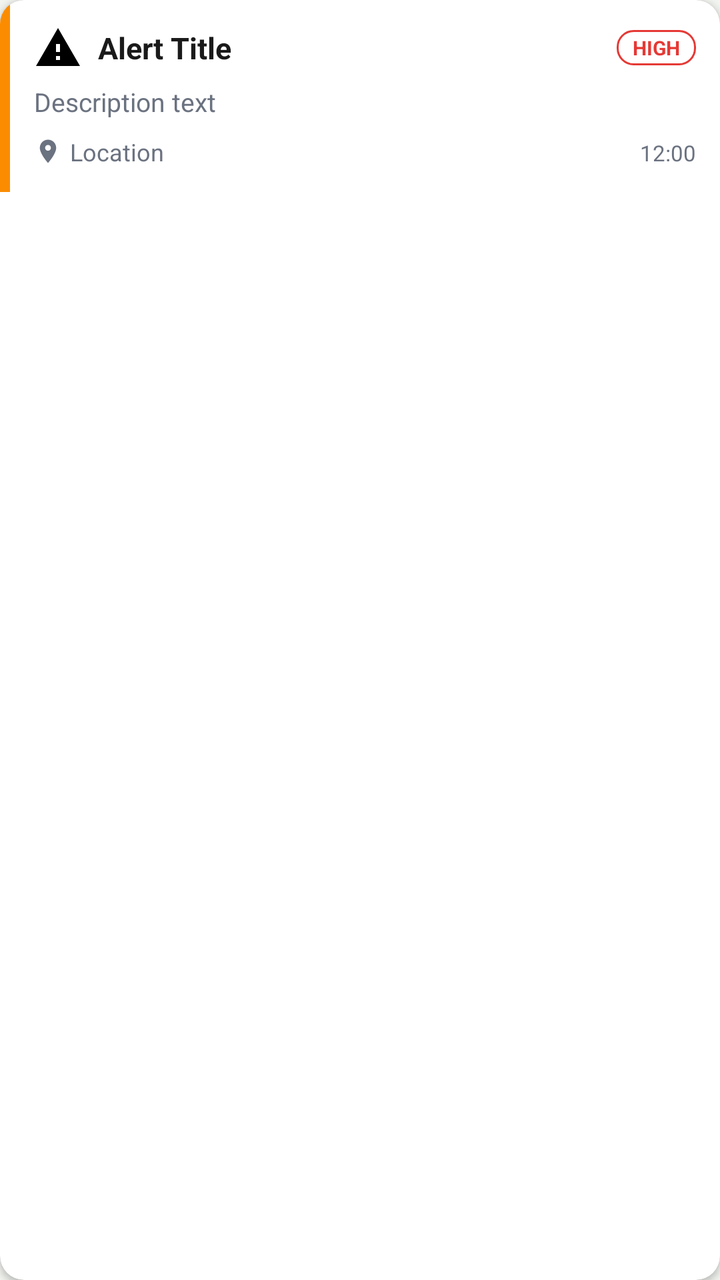
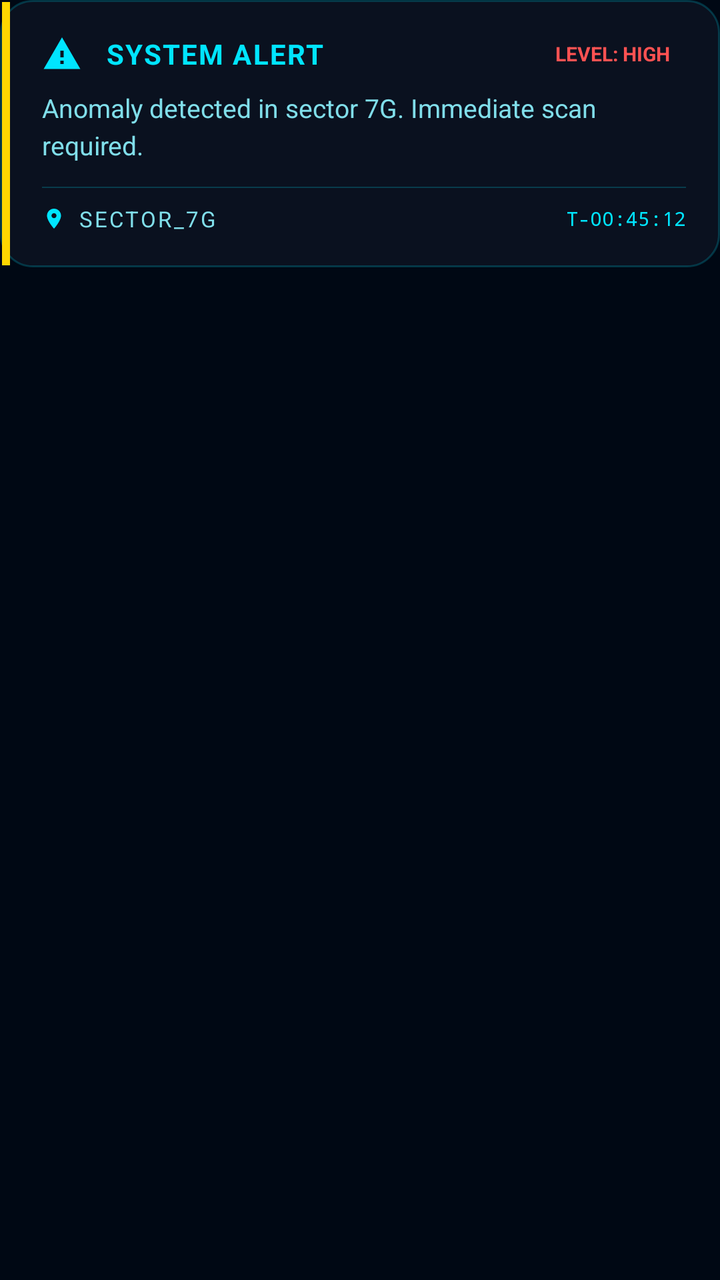

The first picture is an Android layout as it rendered before a commit; the second is the same layout after the commit. The layout source and the unified diff follow.
<!-- AndroidManifest.xml: application theme Theme.SentinelNG -->
<!-- res/layout/item_alert.xml -->
<?xml version="1.0" encoding="utf-8"?>
<com.google.android.material.card.MaterialCardView
    xmlns:android="http://schemas.android.com/apk/res/android"
    xmlns:app="http://schemas.android.com/apk/res-auto"
    android:layout_width="match_parent"
    android:layout_height="wrap_content"
    android:layout_marginHorizontal="12dp"
    android:layout_marginVertical="6dp"
    app:cardCornerRadius="12dp"
    app:cardElevation="2dp">

    <LinearLayout
        android:layout_width="match_parent"
        android:layout_height="wrap_content"
        android:orientation="horizontal">

        
        <View
            android:id="@+id/view_severity_bar"
            android:layout_width="5dp"
            android:layout_height="match_parent"
            android:background="@color/severity_medium" />

        
        <LinearLayout
            android:layout_width="match_parent"
            android:layout_height="wrap_content"
            android:orientation="vertical"
            android:padding="12dp">

            
            <LinearLayout
                android:layout_width="match_parent"
                android:layout_height="wrap_content"
                android:orientation="horizontal"
                android:gravity="center_vertical"
                android:layout_marginBottom="6dp">

                <ImageView
                    android:id="@+id/iv_alert_icon"
                    android:layout_width="24dp"
                    android:layout_height="24dp"
                    android:src="@drawable/ic_alert"
                    android:layout_marginEnd="8dp" />

                <TextView
                    android:id="@+id/tv_alert_title"
                    android:layout_width="0dp"
                    android:layout_height="wrap_content"
                    android:layout_weight="1"
                    android:text="Alert Title"
                    android:textSize="15sp"
                    android:textStyle="bold"
                    android:textColor="@color/text_primary" />

                <TextView
                    android:id="@+id/tv_severity"
                    android:layout_width="wrap_content"
                    android:layout_height="wrap_content"
                    android:text="HIGH"
                    android:textSize="10sp"
                    android:textStyle="bold"
                    android:textColor="@color/severity_high"
                    android:background="@drawable/bg_chip_outline"
                    android:paddingHorizontal="8dp"
                    android:paddingVertical="2dp" />
            </LinearLayout>

            
            <TextView
                android:id="@+id/tv_alert_description"
                android:layout_width="match_parent"
                android:layout_height="wrap_content"
                android:text="Description text"
                android:textSize="13sp"
                android:textColor="@color/text_secondary"
                android:lineSpacingMultiplier="1.3"
                android:maxLines="3"
                android:ellipsize="end"
                android:layout_marginBottom="8dp" />

            
            <LinearLayout
                android:layout_width="match_parent"
                android:layout_height="wrap_content"
                android:orientation="horizontal">

                <ImageView
                    android:layout_width="14dp"
                    android:layout_height="14dp"
                    android:src="@drawable/ic_location"
                    android:tint="@color/text_secondary"
                    android:layout_marginEnd="4dp"
                    android:layout_gravity="center_vertical" />

                <TextView
                    android:id="@+id/tv_alert_location"
                    android:layout_width="0dp"
                    android:layout_height="wrap_content"
                    android:layout_weight="1"
                    android:text="Location"
                    android:textSize="12sp"
                    android:textColor="@color/text_secondary" />

                <TextView
                    android:id="@+id/tv_alert_time"
                    android:layout_width="wrap_content"
                    android:layout_height="wrap_content"
                    android:text="12:00"
                    android:textSize="11sp"
                    android:textColor="@color/text_secondary" />
            </LinearLayout>
        </LinearLayout>
    </LinearLayout>
</com.google.android.material.card.MaterialCardView>
<!-- resources referenced by this layout -->
<resources>
  <color name="severity_high">#E53935</color>
  <color name="severity_medium">#FB8C00</color>
  <color name="text_primary">#1A1A1A</color>
  <color name="text_secondary">#6B7280</color>
  <!-- drawable bg_chip_outline (drawable) -->
  <?xml version="1.0" encoding="utf-8"?>
  <shape xmlns:android="http://schemas.android.com/apk/res/android"
      android:shape="rectangle">
      <solid android:color="@android:color/transparent" />
      <stroke android:width="1dp" android:color="@color/severity_high" />
      <corners android:radius="8dp" />
  </shape>
  <!-- drawable ic_alert (drawable) -->
  <?xml version="1.0" encoding="utf-8"?>
  <vector xmlns:android="http://schemas.android.com/apk/res/android"
      android:width="24dp"
      android:height="24dp"
      android:viewportWidth="24"
      android:viewportHeight="24">
      <path
          android:fillColor="#FF000000"
          android:pathData="M1,21h22L12,2 1,21zM13,18h-2v-2h2v2zM13,14h-2v-4h2v4z" />
  </vector>
  <!-- drawable ic_location (drawable) -->
  <?xml version="1.0" encoding="utf-8"?>
  <vector xmlns:android="http://schemas.android.com/apk/res/android"
      android:width="24dp"
      android:height="24dp"
      android:viewportWidth="24"
      android:viewportHeight="24">
      <path
          android:fillColor="#FF000000"
          android:pathData="M12,2C8.13,2 5,5.13 5,9c0,5.25 7,13 7,13s7,-7.75 7,-13c0,-3.87 -3.13,-7 -7,-7zM12,11.5c-1.38,0 -2.5,-1.12 -2.5,-2.5s1.12,-2.5 2.5,-2.5 2.5,1.12 2.5,2.5 -1.12,2.5 -2.5,2.5z" />
  </vector>
  <style name="Theme.SentinelNG" parent="Theme.MaterialComponents.DayNight.DarkActionBar">
          <item name="colorPrimary">@color/primary</item>
          <item name="colorPrimaryDark">@color/primary_dark</item>
          <item name="colorAccent">@color/accent</item>
          <item name="android:windowBackground">@color/background</item>
          <item name="android:statusBarColor">@color/primary_dark</item>
      </style>
  <color name="primary">#1B6B35</color>
  <color name="primary_dark">#0D3D1E</color>
  <color name="accent">#F4A922</color>
  <color name="background">#F2F4F0</color>
</resources>

<!-- the commit's change to res/layout/item_alert.xml (unified diff, before → after) -->
@@ -1,115 +1,118 @@
 <?xml version="1.0" encoding="utf-8"?>
-<com.google.android.material.card.MaterialCardView
+<FrameLayout
     xmlns:android="http://schemas.android.com/apk/res/android"
     xmlns:app="http://schemas.android.com/apk/res-auto"
     android:layout_width="match_parent"
     android:layout_height="wrap_content"
-    android:layout_marginHorizontal="12dp"
-    android:layout_marginVertical="6dp"
-    app:cardCornerRadius="12dp"
-    app:cardElevation="2dp">
+    android:layout_marginHorizontal="16dp"
+    android:layout_marginVertical="8dp">
 
     <LinearLayout
         android:layout_width="match_parent"
         android:layout_height="wrap_content"
-        android:orientation="horizontal">
+        android:orientation="horizontal"
+        android:background="@drawable/bg_scifi_card"
+        android:padding="1dp">
 
         
         <View
             android:id="@+id/view_severity_bar"
-            android:layout_width="5dp"
+            android:layout_width="4dp"
             android:layout_height="match_parent"
             android:background="@color/severity_medium" />
 
-        
         <LinearLayout
             android:layout_width="match_parent"
             android:layout_height="wrap_content"
             android:orientation="vertical"
-            android:padding="12dp">
+            android:padding="16dp">
 
-            
             <LinearLayout
                 android:layout_width="match_parent"
                 android:layout_height="wrap_content"
                 android:orientation="horizontal"
                 android:gravity="center_vertical"
-                android:layout_marginBottom="6dp">
+                android:layout_marginBottom="8dp">
 
                 <ImageView
                     android:id="@+id/iv_alert_icon"
-                    android:layout_width="24dp"
-                    android:layout_height="24dp"
+                    android:layout_width="20dp"
+                    android:layout_height="20dp"
                     android:src="@drawable/ic_alert"
-                    android:layout_marginEnd="8dp" />
+                    app:tint="@color/primary"
+                    android:layout_marginEnd="12dp" />
 
                 <TextView
                     android:id="@+id/tv_alert_title"
                     android:layout_width="0dp"
                     android:layout_height="wrap_content"
                     android:layout_weight="1"
-                    android:text="Alert Title"
-                    android:textSize="15sp"
+                    android:text="SYSTEM ALERT"
+                    android:textSize="14sp"
                     android:textStyle="bold"
-                    android:textColor="@color/text_primary" />
+                    android:textColor="@color/primary"
+                    android:letterSpacing="0.05" />
 
                 <TextView
                     android:id="@+id/tv_severity"
                     android:layout_width="wrap_content"
                     android:layout_height="wrap_content"
-                    android:text="HIGH"
+                    android:text="LEVEL: HIGH"
                     android:textSize="10sp"
                     android:textStyle="bold"
                     android:textColor="@color/severity_high"
-                    android:background="@drawable/bg_chip_outline"
                     android:paddingHorizontal="8dp"
                     android:paddingVertical="2dp" />
             </LinearLayout>
 
-            
             <TextView
                 android:id="@+id/tv_alert_description"
                 android:layout_width="match_parent"
                 android:layout_height="wrap_content"
-                android:text="Description text"
+                android:text="Anomaly detected in sector 7G. Immediate scan required."
                 android:textSize="13sp"
                 android:textColor="@color/text_secondary"
-                android:lineSpacingMultiplier="1.3"
-                android:maxLines="3"
-                android:ellipsize="end"
+                android:lineSpacingMultiplier="1.2"
+                android:layout_marginBottom="12dp" />
+
+            <View
+                android:layout_width="match_parent"
+                android:layout_height="0.5dp"
+                android:background="@color/glass_border"
                 android:layout_marginBottom="8dp" />
 
-            
             <LinearLayout
                 android:layout_width="match_parent"
                 android:layout_height="wrap_content"
-                android:orientation="horizontal">
+                android:orientation="horizontal"
+                android:gravity="center_vertical">
 
                 <ImageView
-                    android:layout_width="14dp"
-                    android:layout_height="14dp"
+                    android:layout_width="12dp"
+                    android:layout_height="12dp"
                     android:src="@drawable/ic_location"
-                    android:tint="@color/text_secondary"
-                    android:layout_marginEnd="4dp"
-                    android:layout_gravity="center_vertical" />
+                    app:tint="@color/primary"
+                    android:layout_marginEnd="6dp" />
 
                 <TextView
                     android:id="@+id/tv_alert_location"
                     android:layout_width="0dp"
                     android:layout_height="wrap_content"
                     android:layout_weight="1"
-                    android:text="Location"
-                    android:textSize="12sp"
-                    android:textColor="@color/text_secondary" />
+                    android:text="SECTOR_7G"
+                    android:textSize="11sp"
+                    android:textColor="@color/text_secondary"
+                    android:letterSpacing="0.1" />
 
                 <TextView
                     android:id="@+id/tv_alert_time"
                     android:layout_width="wrap_content"
                     android:layout_height="wrap_content"
-                    android:text="12:00"
-                    android:textSize="11sp"
-                    android:textColor="@color/text_secondary" />
+                    android:text="T-00:45:12"
+                    android:textSize="10sp"
+                    android:textColor="@color/primary"
+                    android:fontFamily="monospace" />
             </LinearLayout>
         </LinearLayout>
     </LinearLayout>
-</com.google.android.material.card.MaterialCardView>
+</FrameLayout>
<!-- resource entries referenced after the edit -->
@@ -1,17 +1,22 @@
 <!-- resources referenced by this layout -->
 <resources>
-  <color name="severity_high">#E53935</color>
-  <color name="severity_medium">#FB8C00</color>
-  <color name="text_primary">#1A1A1A</color>
-  <color name="text_secondary">#6B7280</color>
-  <!-- drawable bg_chip_outline (drawable) -->
+  <color name="glass_border">#3300E5FF</color>
+  <color name="severity_high">#FF5252</color>
+  <color name="severity_medium">#FFD600</color>
+  <color name="text_primary">#E0F7FA</color>
+  <color name="text_secondary">#80DEEA</color>
+  <!-- drawable bg_scifi_card (drawable) -->
   <?xml version="1.0" encoding="utf-8"?>
-  <shape xmlns:android="http://schemas.android.com/apk/res/android"
-      android:shape="rectangle">
-      <solid android:color="@android:color/transparent" />
-      <stroke android:width="1dp" android:color="@color/severity_high" />
-      <corners android:radius="8dp" />
-  </shape>
+  <layer-list xmlns:android="http://schemas.android.com/apk/res/android">
+      
+      <item>
+          <shape android:shape="rectangle">
+              <corners android:radius="16dp" />
+              <stroke android:width="1dp" android:color="@color/glass_border" />
+              <solid android:color="@color/surface" />
+          </shape>
+      </item>
+  </layer-list>
   <!-- drawable ic_alert (drawable) -->
   <?xml version="1.0" encoding="utf-8"?>
   <vector xmlns:android="http://schemas.android.com/apk/res/android"
@@ -34,16 +39,20 @@
           android:fillColor="#FF000000"
           android:pathData="M12,2C8.13,2 5,5.13 5,9c0,5.25 7,13 7,13s7,-7.75 7,-13c0,-3.87 -3.13,-7 -7,-7zM12,11.5c-1.38,0 -2.5,-1.12 -2.5,-2.5s1.12,-2.5 2.5,-2.5 2.5,1.12 2.5,2.5 -1.12,2.5 -2.5,2.5z" />
   </vector>
-  <style name="Theme.SentinelNG" parent="Theme.MaterialComponents.DayNight.DarkActionBar">
+  <style name="Theme.SentinelNG" parent="Theme.MaterialComponents.NoActionBar">
           <item name="colorPrimary">@color/primary</item>
           <item name="colorPrimaryDark">@color/primary_dark</item>
           <item name="colorAccent">@color/accent</item>
           <item name="android:windowBackground">@color/background</item>
           <item name="android:statusBarColor">@color/primary_dark</item>
+          <item name="android:navigationBarColor">@color/primary_dark</item>
+          <item name="colorSurface">@color/surface</item>
+          <item name="colorOnSurface">@color/text_primary</item>
       </style>
-  <color name="primary">#1B6B35</color>
-  <color name="primary_dark">#0D3D1E</color>
-  <color name="accent">#F4A922</color>
-  <color name="background">#F2F4F0</color>
+  <color name="surface">#0A111F</color>
+  <color name="primary">#00E5FF</color>
+  <color name="primary_dark">#000814</color>
+  <color name="accent">#7000FF</color>
+  <color name="background">#000814</color>
 </resources>
 
